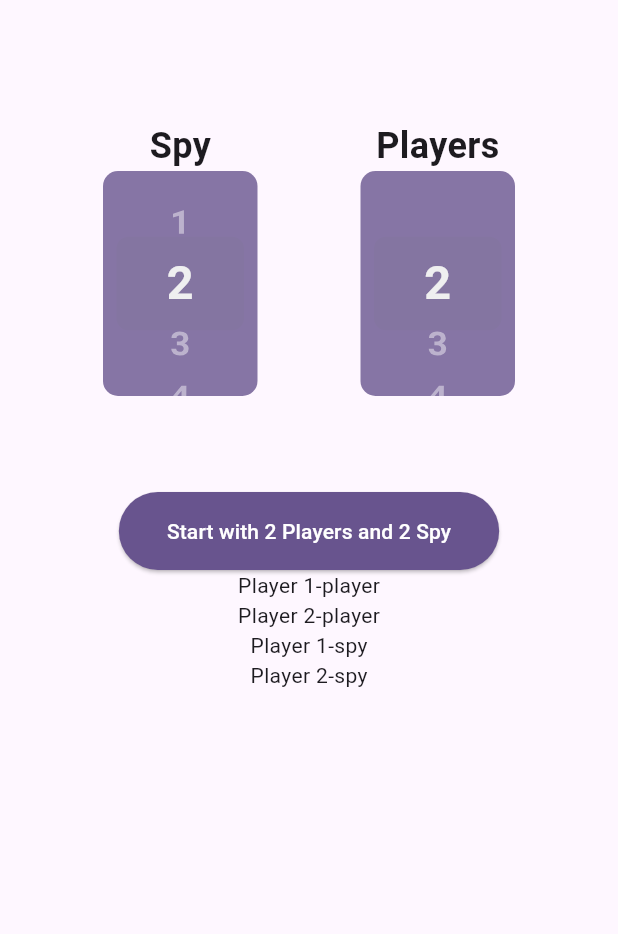
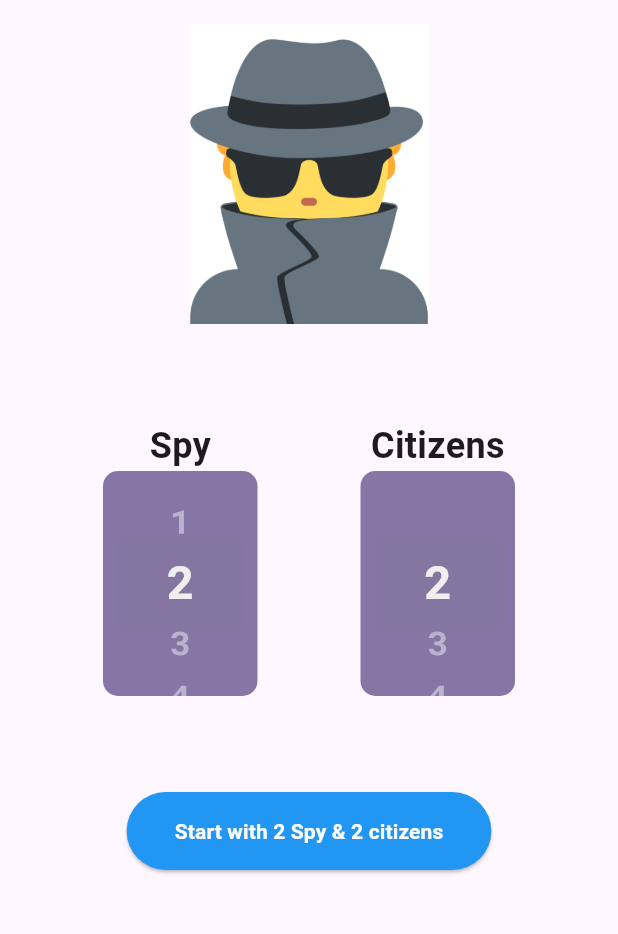
Before and after one commit to miladdiaz/spy_game, a Flutter app: the screen it shows after launch, after a tap on an icon or button, on a phone screen of 412 x 824 dp, the part 84-1018 px from its top. Run offline on Flutter 3.47's test engine with Material 3 defaults, Android fonts, the phone set to English and light mode, and no system bars; our stand-ins replace flutter_riverpod.

Commit message:
completed game

```diff
--- a/lib/models/game.dart
+++ b/lib/models/game.dart
@@ -1,38 +1,41 @@
 import 'package:spy_game/models/player.dart';
 
 class Game {
-  final List<Player> players;
-  final List<Player> spies;
+  final int citizenCount;
+  final int spyCount;
   final String? word;
   final bool isShowWord;
-  final int currentPlayer;
+  final int currentPlayerIndex;
+  final List<Player> players;
+  final String state;
 
   const Game({
-    this.players = const [
-      Player(name: "Player 1", role: "player"),
-      Player(name: "Player 2", role: "player"),
-    ],
-    this.spies = const [
-      Player(name: "Player 3", role: "spy"),
-    ],
+    this.citizenCount = 2,
+    this.spyCount = 1,
     this.word,
     this.isShowWord = false,
-    this.currentPlayer = 1,
+    this.currentPlayerIndex = 0,
+    this.players = const [],
+    this.state = 'idle',
   });
 
   Game copyWith({
-    List<Player>? players,
-    List<Player>? spies,
+    int? citizenCount,
+    int? spyCount,
     String? word,
     bool? isShowWord,
-    int? currentPlayer,
+    int? currentPlayerIndex,
+    List<Player>? players,
+    String? state,
   }) {
     return Game(
-      players: players ?? this.players,
+      citizenCount: citizenCount ?? this.citizenCount,
+      spyCount: spyCount ?? this.spyCount,
       word: word ?? this.word,
       isShowWord: isShowWord ?? this.isShowWord,
-      currentPlayer: currentPlayer ?? this.currentPlayer,
-      spies: spies ?? this.spies,
+      currentPlayerIndex: currentPlayerIndex ?? this.currentPlayerIndex,
+      players: players ?? this.players,
+      state: state ?? this.state,
     );
   }
 }
--- a/lib/providers/game_provider.dart
+++ b/lib/providers/game_provider.dart
@@ -3,7 +3,8 @@ import 'dart:math';
 import 'package:flutter_riverpod/flutter_riverpod.dart';
 import 'package:spy_game/models/game.dart';
 import 'package:spy_game/constants/words.dart' as constants;
-import 'package:spy_game/models/player.dart';
+
+import '../models/player.dart';
 
 class GameNotifier extends Notifier<Game> {
   @override
@@ -11,41 +12,59 @@ class GameNotifier extends Notifier<Game> {
     return const Game();
   }
 
-  void setPlayerCount(int value) {
-    final players = List.generate(
-      value,
-      (index) => Player(
-        name: 'Player ${index + 1}',
-        role: "player",
-      ),
-    );
-    state = state.copyWith(players: players);
+  void setCitizenCount(int value) {
+    state = state.copyWith(citizenCount: value);
   }
 
   void setSpyCount(int value) {
-    final spies = List.generate(
-      value,
-      (index) => Player(
-        name: 'Player ${index + 1}',
-        role: "spy",
-      ),
-    );
-    state = state.copyWith(spies: spies);
+    state = state.copyWith(spyCount: value);
   }
 
   void startGame() {
+    // set state of game
+    state = state.copyWith(state: 'init');
+
+    // reset current player index
+    state = state.copyWith(currentPlayerIndex: 0);
+
+    // set random word from constants
     final random = Random();
     final word = constants.words[random.nextInt(constants.words.length)];
 
-    state = state.copyWith(word: word);
+    // generate players
+    final citizens = List.generate(
+      state.citizenCount,
+      (_) => const Player(name: 'Player ', role: "player"),
+    );
+
+    // generate spies
+    final spies = List.generate(
+      state.spyCount,
+      (_) => const Player(name: 'Player', role: "spy"),
+    );
+
+    // combine players and spies and shuffle
+    final List<Player> players = [...citizens, ...spies];
+    players.shuffle();
+
+    state = state.copyWith(word: word, players: players);
   }
 
-  void showWord() {
-    state = state.copyWith(isShowWord: true);
+  void setShowWord(bool value) {
+    state = state.copyWith(isShowWord: value);
   }
 
-  void hideWord() {
-    state = state.copyWith(isShowWord: false);
+  void startTimer() {
+    state = state.copyWith(state: "timer");
+  }
+
+  void nextPlayer() {
+    final currentPlayer = state.currentPlayerIndex + 1;
+    if (currentPlayer >= state.players.length) {
+      return;
+    }
+
+    state = state.copyWith(currentPlayerIndex: currentPlayer);
   }
 }
 
--- a/lib/screens/home_screen.dart
+++ b/lib/screens/home_screen.dart
@@ -1,6 +1,7 @@
 import 'package:flutter/material.dart';
 import 'package:flutter_riverpod/flutter_riverpod.dart';
 import 'package:spy_game/providers/game_provider.dart';
+import 'package:spy_game/widgets/button.dart';
 import 'package:spy_game/widgets/counter.dart';
 
 class HomeScreen extends ConsumerWidget {
@@ -9,6 +10,7 @@ class HomeScreen extends ConsumerWidget {
   @override
   Widget build(BuildContext context, WidgetRef ref) {
     final game = ref.watch(gameNotifierProvider);
+    final gameNotifier = ref.read(gameNotifierProvider.notifier);
 
     return Scaffold(
       appBar: AppBar(
@@ -18,10 +20,10 @@ class HomeScreen extends ConsumerWidget {
       body: Column(
         children: [
           const SizedBox(height: 16),
-          // Image.asset(
-          //   'assets/images/spy.png',
-          //   height: 200,
-          // ),
+          Image.asset(
+            'assets/images/spy.png',
+            height: 200,
+          ),
           const SizedBox(height: 64),
           Row(
             mainAxisAlignment: MainAxisAlignment.spaceEvenly,
@@ -31,44 +33,24 @@ class HomeScreen extends ConsumerWidget {
                   label: 'Spy',
                   count: 4,
                   startFrom: 1,
-                  onChange: (value) {
-                    ref.read(gameNotifierProvider.notifier).setSpyCount(value);
-                  }),
+                  onChange: gameNotifier.setSpyCount),
               Counter(
-                label: 'Players',
+                label: 'Citizens',
                 count: 30,
                 startFrom: 2,
-                onChange: (value) {
-                  ref.read(gameNotifierProvider.notifier).setPlayerCount(value);
-                },
+                onChange: gameNotifier.setCitizenCount,
               ),
             ],
           ),
           const SizedBox(height: 64),
-          ElevatedButton(
-            style: ElevatedButton.styleFrom(
-              backgroundColor: Theme.of(context).colorScheme.primary,
-              padding: const EdgeInsets.symmetric(horizontal: 32, vertical: 16),
-            ),
+          Button(
+            label:
+                'Start with ${game.spyCount} Spy & ${game.citizenCount} citizens',
             onPressed: () {
-              ref.read(gameNotifierProvider.notifier).startGame();
+              gameNotifier.startGame();
               Navigator.pushNamed(context, '/play');
             },
-            child: Text(
-              'Start with ${game.players.length} Players and ${game.spies.length} Spy',
-              style: const TextStyle(color: Colors.white),
-            ),
           ),
-
-          // game.players.map((e) => Text(e.name)).toList(),
-          Column(
-            children:
-                game.players.map((e) => Text('${e.name}-${e.role}')).toList(),
-          ),
-          Column(
-            children:
-                game.spies.map((e) => Text('${e.name}-${e.role}')).toList(),
-          )
         ],
       ),
     );
```
Also changed, not shown: lib/screens/play_screen.dart (+29 -28 lines).
